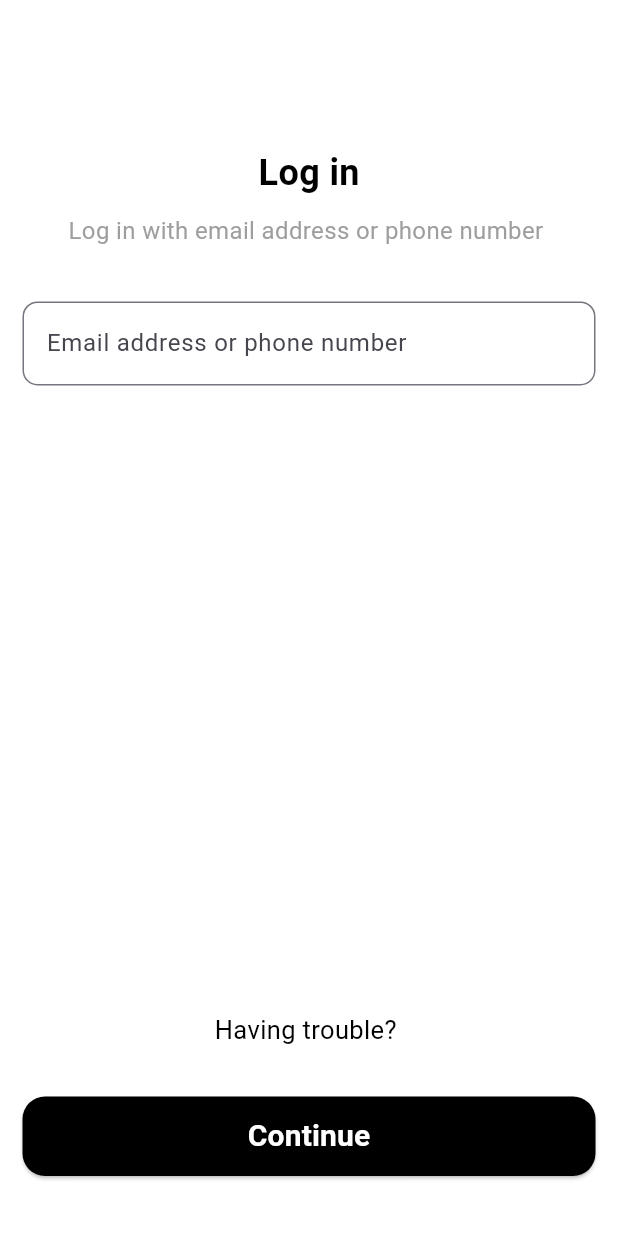
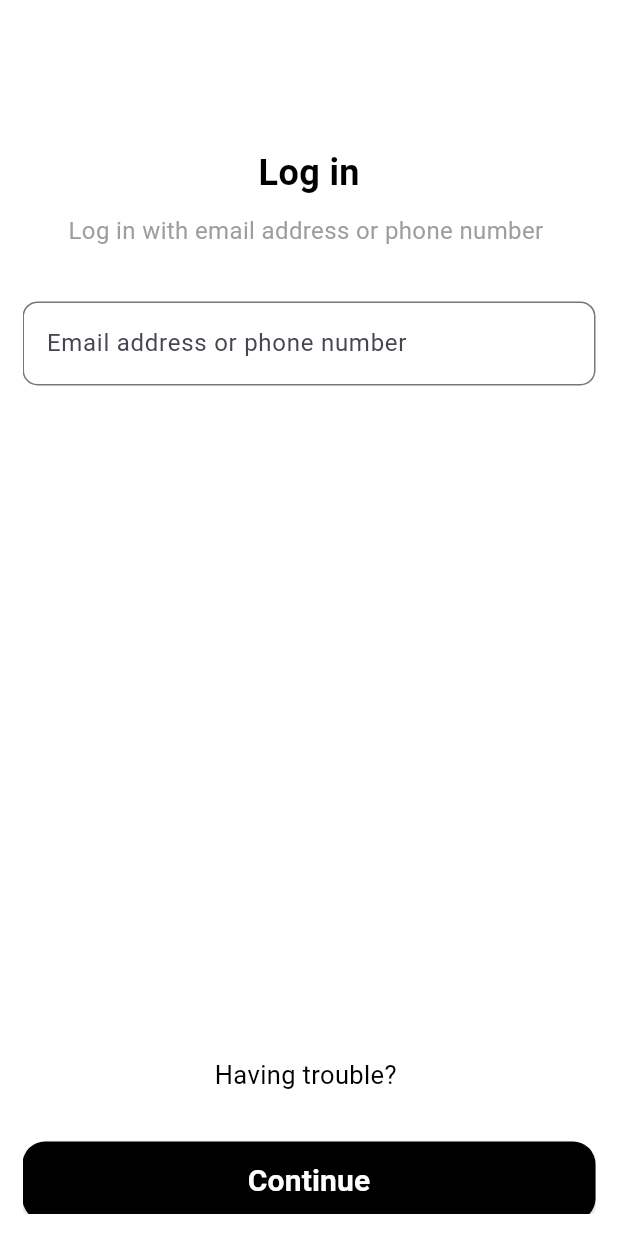
Before and after one commit to Rizk69/Bank, a Flutter app: the screen it shows after launch, after a tap on "Login", on a phone screen of 412 x 824 dp. Run offline on Flutter 3.47's test engine with Material 3 defaults, Android fonts, the phone set to English and light mode, and no system bars; our stand-ins replace animated_background, contacts_service, firebase_core, firebase_messaging, flutter_screenutil, geolocator and 11 more; missing offline and left inert: flutter_country_picker_nm, qr_code_scanner; accounts and stored records are empty; generated files the repository leaves out were written again; network calls fail; project files that could hold a hidden picture were left out.

Commit message:
finish Version 1.0.0

```diff
--- a/lib/view/Auth_View/Login/Screen/Email_Screen.dart
+++ b/lib/view/Auth_View/Login/Screen/Email_Screen.dart
@@ -19,12 +19,16 @@ class EmailScreen extends StatelessWidget {
   Widget build(BuildContext context) {
     final SettingsController settingsController = Get.find();
 
-    return Column(
+    return SingleChildScrollView(
+      child: SizedBox(
+        height: MediaQuery.of(context).size.height,
+        child: Column(
           crossAxisAlignment: CrossAxisAlignment.stretch,
           children: [
             SizedBox(height: 70.h),
             HeadFirstTitle(
-            title: 'Log in', des: 'Log in with email address or phone number '),
+                title: 'Log in',
+                des: 'Log in with email address or phone number '),
             SizedBox(height: 30.h),
             TextFormField(
               controller: controller,
@@ -90,6 +94,8 @@ class EmailScreen extends StatelessWidget {
               ),
             ),
           ],
+        ),
+      ),
     );
   }
 }
--- a/lib/view/Auth_View/Login/Screen/Password_Screen.dart
+++ b/lib/view/Auth_View/Login/Screen/Password_Screen.dart
@@ -20,7 +20,9 @@ class PasswordScreen extends StatelessWidget {
     final SettingsController settingsController = Get.find();
 
     return Scaffold(
-      body: Padding(
+      body: SingleChildScrollView(
+        child: Container(
+          height: MediaQuery.of(context).size.height,
           padding: const EdgeInsets.all(16.0),
           child: Column(
             crossAxisAlignment: CrossAxisAlignment.stretch,
@@ -86,6 +88,7 @@ class PasswordScreen extends StatelessWidget {
             ],
           ),
         ),
+      ),
     );
   }
 }
--- a/lib/view/Auth_View/Login/Widget/HeadTitleDes.dart
+++ b/lib/view/Auth_View/Login/Widget/HeadTitleDes.dart
@@ -32,7 +32,9 @@ class HeadFirstTitle extends StatelessWidget {
         ),
         Center(
             child: Text(
-              des,
+              maxLines: 1,
+          des,
+          overflow: TextOverflow.ellipsis,
           style: TextStyle(
               fontSize: 16,
               fontWeight: FontWeight.w400,
--- a/lib/view/MBAG_Card_Screen/Screen/Black_Card_Screen.dart
+++ b/lib/view/MBAG_Card_Screen/Screen/Black_Card_Screen.dart
@@ -58,7 +58,7 @@ class BlackCard extends StatelessWidget {
                       height: 15.h,
                     ),
                     Container(
-                      width: 273.w,
+                      width: MediaQuery.of(context).size.width / 1.5,
                       decoration: BoxDecoration(
                           border: Border.all(
                         color: Color(0XFFA6ABBD),
--- a/lib/view/Transaction/Screen/Account_transactions_Screens.dart
+++ b/lib/view/Transaction/Screen/Account_transactions_Screens.dart
@@ -257,8 +257,8 @@ class AccountTransactions extends StatelessWidget {
                                                           );
                                                         },
                                                         fit: BoxFit.fill,
-                                                        height: 45.h,
-                                                        width: 45.w,
+                                                        height: 45,
+                                                        width: 45,
                                                       ),
                                                     ),
                                                     SizedBox(
--- a/lib/view/on_bording_screen/Screen/OnbordingScreen.dart
+++ b/lib/view/on_bording_screen/Screen/OnbordingScreen.dart
@@ -32,12 +32,20 @@ class CupertinoOnboardingScreen extends StatelessWidget {
 
   @override
   Widget build(BuildContext context) {
+    WidgetsBinding.instance
+        .addPostFrameCallback((_) => FocusScope.of(context).unfocus());
+
     return Scaffold(
-      body: GetBuilder<CupertinoOnBoardingController>(
-        init: CupertinoOnBoardingController(),
-        builder: (controller) => Padding(
-          padding: const EdgeInsets.all(16),
-          child: buildBody(context),
+      body: SingleChildScrollView(
+        child: SizedBox(
+          height: MediaQuery.of(context).size.height * 1.001,
+          child: GetBuilder<CupertinoOnBoardingController>(
+            init: CupertinoOnBoardingController(),
+            builder: (controller) => Padding(
+              padding: const EdgeInsets.all(16),
+              child: buildBody(context),
+            ),
+          ),
         ),
       ),
     );
@@ -61,7 +69,7 @@ class CupertinoOnboardingScreen extends StatelessWidget {
       children: [
         buildPageViewBuilder(),
         Positioned(
-          top: 430.h,
+          top: MediaQuery.of(context).size.height / 1.4,
           left: 140.w,
           child: buildIndicatorArea(context),
         ),
@@ -91,7 +99,7 @@ class CupertinoOnboardingScreen extends StatelessWidget {
           onBoardingList[index].imageUrl,
           height: 180.h,
         ),
-        SizedBox(height: 90.h),
+        SizedBox(height: 20.h),
         Text(
           onBoardingList[index].description,
           textAlign: TextAlign.center,
@@ -138,6 +146,7 @@ class CupertinoOnboardingScreen extends StatelessWidget {
         padding: EdgeInsets.symmetric(vertical: 8),
         child: Row(
           mainAxisAlignment: MainAxisAlignment.center,
+          crossAxisAlignment: CrossAxisAlignment.center,
           children: List.generate(
             onBoardingList.length,
             (index) => GestureDetector(
--- a/lib/view/on_bording_screen/Widget/buttom_.dart
+++ b/lib/view/on_bording_screen/Widget/buttom_.dart
@@ -29,6 +29,8 @@ class Buttoms extends StatelessWidget {
         margin: const EdgeInsets.all(12),
         child: Text(
           text,
+          maxLines: 1,
+          overflow: TextOverflow.ellipsis,
           style: TextStyle(
             color: colorText,
             fontFamily: 'Roboto',
--- a/lib/view/on_bording_screen/Widget/onbording_logo_title.dart
+++ b/lib/view/on_bording_screen/Widget/onbording_logo_title.dart
@@ -1,4 +1,5 @@
 import 'package:flutter/material.dart';
+import 'package:flutter_screenutil/flutter_screenutil.dart';
 import 'package:get/get.dart';
 
 import '../../../helper/Dark/SettingsController.dart';
@@ -14,7 +15,7 @@ class OnBordingLogoAndTitle extends StatelessWidget {
       children: [
         Image.asset(
           'Assets/images/Logo Mbag without background.png',
-          height: 200,
+          height: 220.h,
           color: settingsController.isDarkMode.value
               ? Colors.orange.shade100
               : Colors.yellow.shade700,
@@ -22,7 +23,7 @@ class OnBordingLogoAndTitle extends StatelessWidget {
         Positioned(
           bottom: 0,
           child: Text(
-            'Send money for free, at \n\t\t\t\t\t\t lightning speed.',
+            'Send money for free,at \n    lightning speed.',
             style: TextStyle(
                 fontSize: 20,
                 fontWeight: FontWeight.w700,
```
Also changed, not shown: lib/view/AccountDetails/Screen/AcountDetailsScreen.dart (+6 -2 lines), lib/view/Auth_View/Login/Screen/FastLogin.dart (+12 -3 lines), lib/view/Home_View/Screens/first_screen.dart (+6 -1 lines), lib/view/Home_View/Screens/home_screen.dart (+13 -15 lines), lib/view/Home_View/Widget/Deposit_WitDraw.dart (+8 -3 lines), lib/view/MBAG_Card_Screen/Widget/ScreenSuccessfull.dart (+8 -2 lines), lib/view/Money_Transfer/Widget/NestedTabBarSend.dart (+5 -6 lines), lib/view/QrTransaction/Screen/Recevive_Qr_Payment.dart (+13 -9 lines), lib/view/SelectCard/Screen/SelectedCardScreen.dart (+5 -3 lines). Lines whose indentation alone changed are shown as unchanged.
